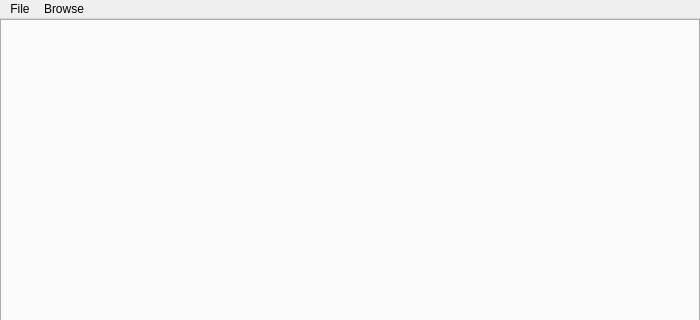
First picture: the form in maxnet.ui, repository ThomasWzorek/MaxNet, before the edit; both pictures show x 0 to 700 and y 0 to 320 of the 700 by 600 pixel window.
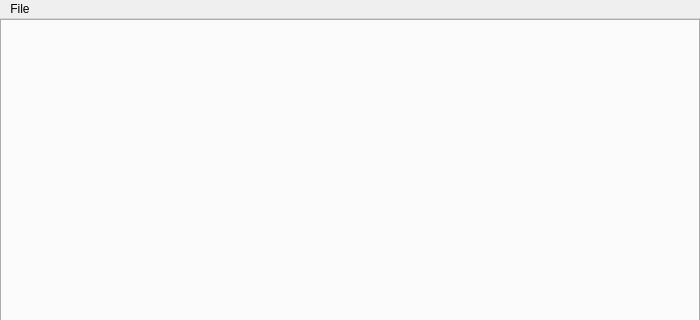
Second picture: the form after the edit.

Commit message:
This commit just disabled the whole refresh thing. I also moved refresh from Menu/Browse/Refresh to /Menu/File/Refresh.
The biggest issue is getting that to work which will take some time. I
just don't immediately see as to why I am getting seg faults with my
tabs as I *shouldn't* be acessing any bad memory.

```diff
--- a/maxnet.ui
+++ b/maxnet.ui
@@ -73,14 +73,7 @@
     <addaction name="separator"/>
     <addaction name="actionQuit"/>
    </widget>
-   <widget class="QMenu" name="menuBrowse">
-    <property name="title">
-     <string>Browse</string>
-    </property>
-    <addaction name="actionReload"/>
-   </widget>
    <addaction name="menuFile"/>
-   <addaction name="menuBrowse"/>
   </widget>
   <action name="actionNew_Window">
    <property name="text">
```
Left out of the diff: 5 changed lines with no effect on the pictures. The commit also changes 4 other files.
